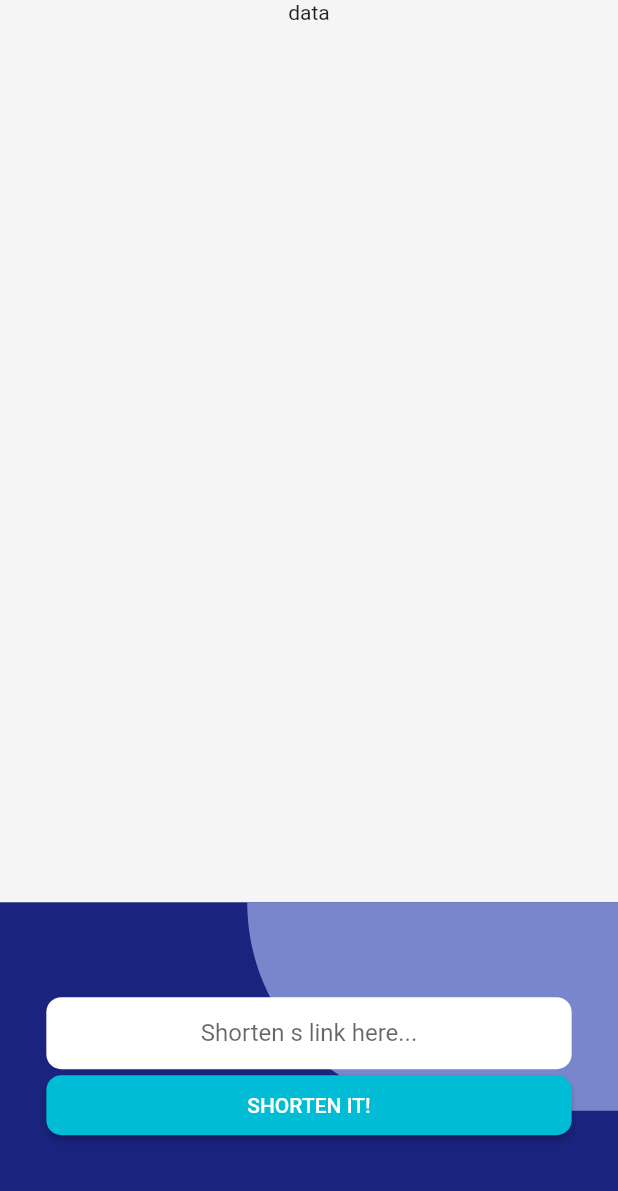
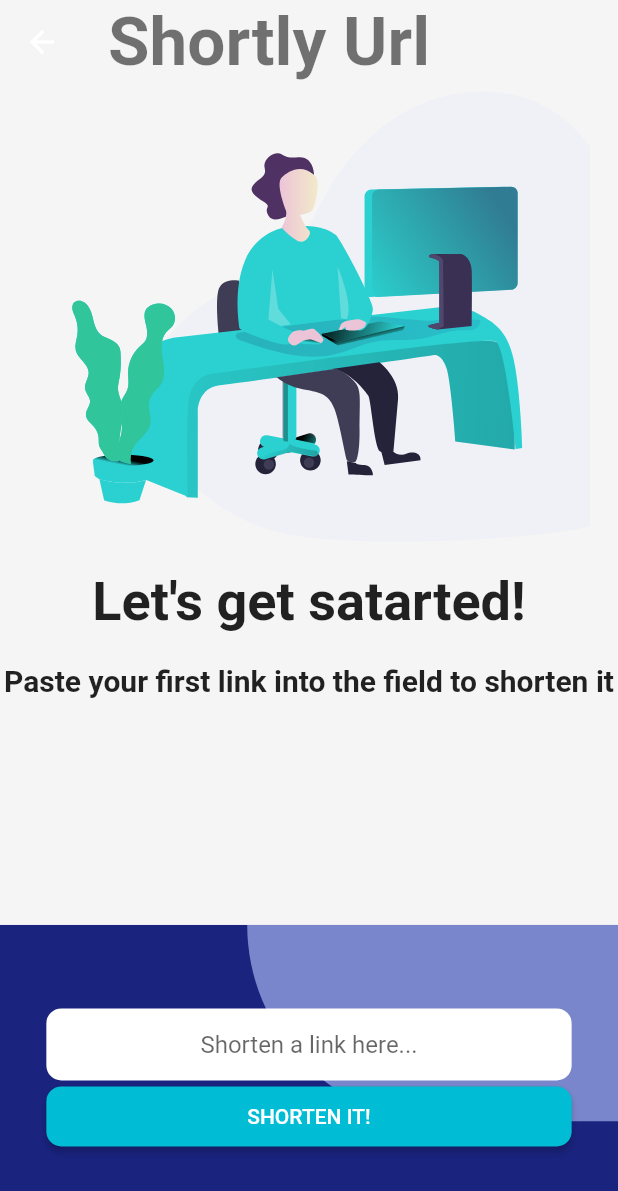
Before and after one commit to uluibrahim/shortly_url, a Flutter app: the HomeView screen opened by its route, on a phone screen of 412 x 824 dp. Shown: the top 1191 px of the screen. Run offline on Flutter 3.47's test engine with Material 2 defaults, Android fonts, the phone set to English and light mode, and no system bars; our stand-ins replace auto_route, dio, easy_localization, flutter_svg.

Commit message:
Home view for empty link history

```diff
--- a/assets/translations/en-US.json
+++ b/assets/translations/en-US.json
@@ -2,5 +2,10 @@
     "start": "Start",
     "moreThanJustShorterLinks": "More than just shorter links",
     "makeLinks": "We make it easy to shorten long links",
-    "skip": "Skip"
+    "skip": "Skip",
+    "yourLinkHistory": "Your link history",
+    "letsGetStarted": "Let's get satarted!",
+    "pasteYourFirstLink": "Paste your first link into the field to shorten it",
+    "shortenALinkHere": "Shorten a link here...",
+    "shortenIt": "SHORTEN IT!"
 }
--- a/lib/core/init/language/locale_keys.dart
+++ b/lib/core/init/language/locale_keys.dart
@@ -3,4 +3,9 @@ abstract class LocaleKeys {
   static const moreThanJustShorterLinks = "moreThanJustShorterLinks";
   static const makeLinks = "makeLinks";
   static const skip = "skip";
+  static const yourLinkHistory = "yourLinkHistory";
+  static const letsGetStarted = "letsGetStarted";
+  static const pasteYourFirstLink = "pasteYourFirstLink";
+  static const shortenALinkHere = "shortenALinkHere";
+  static const shortenIt = "shortenIt";
 }
--- a/lib/core/init/theme/ligth/app_theme_ligth.dart
+++ b/lib/core/init/theme/ligth/app_theme_ligth.dart
@@ -13,13 +13,21 @@ class AppThemeLight extends AppTheme with IThemeLigth {
         colorScheme: colorSchemeLight?.colorScheme,
         scaffoldBackgroundColor: colorSchemeLight?.grey100,
         primaryColorDark: colorSchemeLight?.primaryDarkColor,
-        inputDecorationTheme: const InputDecorationTheme(
+        inputDecorationTheme: _inputDecoration,
+        appBarTheme: _appBarTheme,
+      );
+
+  get _appBarTheme => const AppBarTheme(
+        backgroundColor: Colors.transparent,
+        elevation: 0,
+      );
+
+  get _inputDecoration => const InputDecorationTheme(
         focusedBorder: OutlineInputBorder(borderSide: BorderSide.none),
         errorBorder:
             OutlineInputBorder(borderSide: BorderSide(color: Colors.red)),
         focusedErrorBorder:
             OutlineInputBorder(borderSide: BorderSide(color: Colors.red)),
         enabledBorder: OutlineInputBorder(borderSide: BorderSide.none),
-        ),
       );
 }
--- a/lib/features/home/view/home_view.dart
+++ b/lib/features/home/view/home_view.dart
@@ -1,9 +1,14 @@
+import 'package:easy_localization/easy_localization.dart';
 import 'package:flutter/material.dart';
+import 'package:flutter_svg/flutter_svg.dart';
 import 'package:provider/provider.dart';
 import 'package:shortly_url/core/component/button/custom_elevated_button.dart';
 import 'package:shortly_url/core/extensions/context_extension.dart';
+import 'package:shortly_url/core/init/language/locale_keys.dart';
 import 'package:shortly_url/features/home/viewmodel/home_viewmodel.dart';
 
+import '../../../core/constants/app/application_constants.dart';
+import '../../../product/enum/assets_enum.dart';
 import '../../../product/mixin/validation_mixin.dart';
 
 class HomeView extends StatefulWidget {
@@ -29,9 +34,24 @@ class _HomeViewState extends State<HomeView> with ValidationMixin {
       builder: (context, child) {
         final viewmodel = Provider.of<HomeViewmodel>(context, listen: false);
         return Scaffold(
+          appBar: AppBar(
+            title: viewmodel.shortedLinkList?.isNotEmpty ?? false
+                ? Text(
+                    LocaleKeys.yourLinkHistory.tr(),
+                    style: context.textTheme.titleLarge,
+                  )
+                : Text(
+                    ApplicationConstants.appName,
+                    style: context.textTheme.headline3
+                        ?.copyWith(fontWeight: FontWeight.bold),
+                  ),
+          ),
           body: Column(
             children: [
-              const Expanded(flex: 73, child: Text("data")),
+              Expanded(
+                flex: 73,
+                child: _started,
+              ),
               Expanded(
                 flex: 27,
                 child: _formAndShortenButton(viewmodel),
@@ -43,6 +63,27 @@ class _HomeViewState extends State<HomeView> with ValidationMixin {
     );
   }
 
+  Column get _started {
+    return Column(
+      children: [
+        SvgPicture.asset(AssetsEnum.illustration.toSvg()),
+        Text(
+          LocaleKeys.letsGetStarted.tr(),
+          style: context.textTheme.headline5
+              ?.copyWith(fontWeight: FontWeight.bold, fontSize: 36),
+          textAlign: TextAlign.center,
+        ),
+        const SizedBox(height: 20),
+        Text(
+          LocaleKeys.pasteYourFirstLink.tr(),
+          style: context.textTheme.headline6
+              ?.copyWith(fontWeight: FontWeight.bold),
+          textAlign: TextAlign.center,
+        ),
+      ],
+    );
+  }
+
   Widget _formAndShortenButton(HomeViewmodel viewmodel) {
     return Form(
       key: _formKey,
@@ -50,7 +91,6 @@ class _HomeViewState extends State<HomeView> with ValidationMixin {
         children: [
           Container(
             width: context.width,
-            // height: context.height * 0.3,
             decoration: BoxDecoration(
               color: Colors.indigo.shade900,
             ),
@@ -59,7 +99,7 @@ class _HomeViewState extends State<HomeView> with ValidationMixin {
             right: 0,
             child: Container(
               width: context.width * 0.6,
-              height: (context.height * 0.27) / 1.6,
+              height: (context.height * 0.27) / 1.7,
               decoration: BoxDecoration(
                 color: Colors.indigo.shade300,
                 borderRadius:
@@ -83,17 +123,17 @@ class _HomeViewState extends State<HomeView> with ValidationMixin {
                     controller: _textEditingController,
                     textAlign: TextAlign.center,
                     decoration: InputDecoration(
-                      contentPadding: context.paddingLow,
-                      hintText: "Shorten s link here...",
-                    ),
+                        contentPadding: context.paddingLow,
+                        hintText: LocaleKeys.shortenALinkHere.tr()),
                   ),
                 ),
                 CustomElevatedButton(
-                    ontap: () async {
-                      await _shortenOperation(viewmodel);
-                    },
-                    text: "SHORTEN IT!",
-                    context: context)
+                  ontap: () async {
+                    await _shortenOperation(viewmodel);
+                  },
+                  text: LocaleKeys.shortenIt.tr(),
+                  context: context,
+                )
               ],
             ),
           ),
```
Lines whose indentation alone changed are shown as unchanged.
